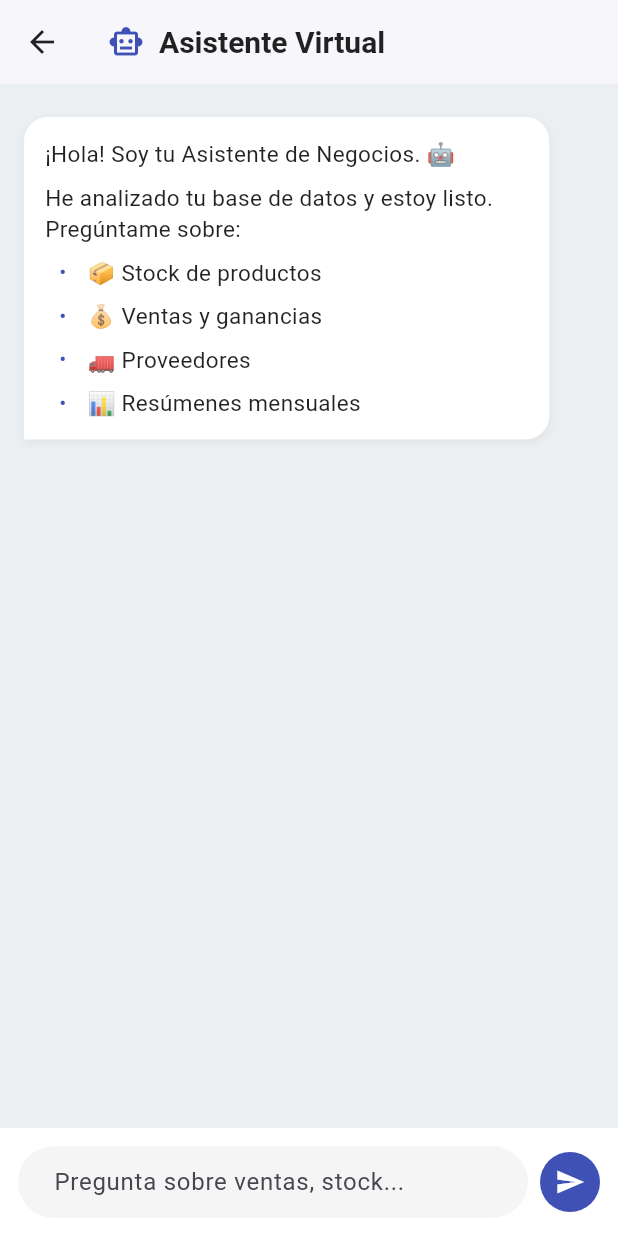
After one commit to zydren/Punto-de-venta-m-vil, a Flutter app: the ChatbotPage screen opened directly, after a tap on the "send" icon, on a phone screen of 412 x 824 dp. The commit adds this screen. Run offline on Flutter 3.47's test engine with Material 3 defaults, Android fonts, the phone set to English and light mode, and no system bars; drawn by our look-alikes of flutter_markdown; our stand-ins replace drift, fl_chart, google_generative_ai; missing offline and left inert: mobile_scanner; accounts and stored records are empty; generated files the repository leaves out were written again.

Commit message:
version con chatbot

```diff
--- /dev/null
+++ b/lib/chatbot/chatbot_page.dart
@@ -0,0 +1,210 @@
+import 'package:flutter/material.dart';
+import 'package:flutter_markdown/flutter_markdown.dart';
+import '../database/database.dart';
+import '../services/gemini_service.dart';
+
+class ChatbotPage extends StatefulWidget {
+  final AppDatabase db;
+
+  const ChatbotPage({super.key, required this.db});
+
+  @override
+  State<ChatbotPage> createState() => _ChatbotPageState();
+}
+
+class _ChatbotPageState extends State<ChatbotPage> {
+  final GeminiService _geminiService = GeminiService();
+  final TextEditingController _textController = TextEditingController();
+  final ScrollController _scrollController = ScrollController();
+
+  // Lista de mensajes: {role: 'user'|'ai', text: '...'}
+  final List<Map<String, String>> _messages = [];
+  bool _isLoading = true; // Cargando contexto inicial
+  bool _isSending = false; // Enviando mensaje
+
+  @override
+  void initState() {
+    super.initState();
+    _inicializarChat();
+  }
+
+  Future<void> _inicializarChat() async {
+    try {
+      await _geminiService.iniciarChatConBaseDeDatos(widget.db);
+      setState(() {
+        _messages.add({
+          'role': 'ai',
+          'text': '¡Hola! Soy tu Asistente de Negocios. 🤖\n\nHe analizado tu base de datos y estoy listo. Pregúntame sobre:\n\n* 📦 Stock de productos\n* 💰 Ventas y ganancias\n* 🚛 Proveedores\n* 📊 Resúmenes mensuales'
+        });
+        _isLoading = false;
+      });
+    } catch (e) {
+      setState(() {
+        _messages.add({'role': 'ai', 'text': 'Error al cargar los datos: $e'});
+        _isLoading = false;
+      });
+    }
+  }
+
+  Future<void> _enviarMensaje() async {
+    final text = _textController.text.trim();
+    if (text.isEmpty) return;
+
+    _textController.clear();
+    setState(() {
+      _messages.add({'role': 'user', 'text': text});
+      _isSending = true;
+      _messages.add({'role': 'ai', 'text': ''}); // Placeholder para la respuesta
+    });
+    _scrollToBottom();
+
+    try {
+      String fullResponse = "";
+      // Usamos stream para efecto de "escribiendo" en tiempo real
+      await for (final chunk in _geminiService.enviarMensajeStream(text)) {
+        fullResponse += chunk;
+        setState(() {
+          _messages.last['text'] = fullResponse;
+        });
+        _scrollToBottom();
+      }
+    } catch (e) {
+      setState(() {
+        _messages.last['text'] = "Lo siento, ocurrió un error: $e";
+      });
+    } finally {
+      setState(() {
+        _isSending = false;
+      });
+    }
+  }
+
+  void _scrollToBottom() {
+    WidgetsBinding.instance.addPostFrameCallback((_) {
+      if (_scrollController.hasClients) {
+        _scrollController.animateTo(
+          _scrollController.position.maxScrollExtent,
+          duration: const Duration(milliseconds: 300),
+          curve: Curves.easeOut,
+        );
+      }
+    });
+  }
+
+  @override
+  Widget build(BuildContext context) {
+    return Scaffold(
+      backgroundColor: Colors.blueGrey.shade50,
+      appBar: AppBar(
+        title: Row(
+          children: const [
+            Icon(Icons.smart_toy_outlined, color: Colors.indigo),
+            SizedBox(width: 10),
+            Text("Asistente Virtual", style: TextStyle(color: Colors.black87, fontWeight: FontWeight.bold)),
+          ],
+        ),
+        backgroundColor: Colors.white,
+        elevation: 1,
+        leading: IconButton(
+          icon: const Icon(Icons.arrow_back, color: Colors.black87),
+          onPressed: () => Navigator.pop(context),
+        ),
+      ),
+      body: Column(
+        children: [
+          // --- ÁREA DE CHAT ---
+          Expanded(
+            child: _isLoading
+              ? const Center(child: Column(
+                  mainAxisSize: MainAxisSize.min,
+                  children: [
+                    CircularProgressIndicator(),
+                    SizedBox(height: 16),
+                    Text("Analizando tu negocio...", style: TextStyle(color: Colors.grey)),
+                  ],
+                ))
+              : ListView.builder(
+                  controller: _scrollController,
+                  padding: const EdgeInsets.all(16),
+                  itemCount: _messages.length,
+                  itemBuilder: (context, index) {
+                    final msg = _messages[index];
+                    final isUser = msg['role'] == 'user';
+
+                    return Align(
+                      alignment: isUser ? Alignment.centerRight : Alignment.centerLeft,
+                      child: Container(
+                        margin: const EdgeInsets.symmetric(vertical: 6),
+                        padding: const EdgeInsets.all(14),
+                        constraints: BoxConstraints(maxWidth: MediaQuery.of(context).size.width * 0.85),
+                        decoration: BoxDecoration(
+                          color: isUser ? Colors.indigo : Colors.white,
+                          borderRadius: BorderRadius.only(
+                            topLeft: const Radius.circular(16),
+                            topRight: const Radius.circular(16),
+                            bottomLeft: isUser ? const Radius.circular(16) : Radius.zero,
+                            bottomRight: isUser ? Radius.zero : const Radius.circular(16),
+                          ),
+                          boxShadow: [
+                            BoxShadow(color: Colors.black.withOpacity(0.05), blurRadius: 4, offset: const Offset(0, 2))
+                          ],
+                        ),
+                        child: isUser
+                          ? Text(msg['text']!, style: const TextStyle(color: Colors.white, fontSize: 16))
+                          : MarkdownBody(
+                              data: msg['text']!,
+                              styleSheet: MarkdownStyleSheet(
+                                p: const TextStyle(fontSize: 15, color: Colors.black87),
+                                listBullet: const TextStyle(color: Colors.indigo),
+                              ),
+                            ),
+                      ),
+                    );
+                  },
+                ),
+          ),
+
+          // --- CAMPO DE TEXTO ---
+          Container(
+            padding: const EdgeInsets.all(12),
+            decoration: BoxDecoration(
+              color: Colors.white,
+              border: Border(top: BorderSide(color: Colors.grey.shade200)),
+            ),
+            child: Row(
+              children: [
+                Expanded(
+                  child: TextField(
+                    controller: _textController,
+                    decoration: InputDecoration(
+                      hintText: "Pregunta sobre ventas, stock...",
+                      border: OutlineInputBorder(
+                        borderRadius: BorderRadius.circular(24),
+                        borderSide: BorderSide.none,
+                      ),
+                      filled: true,
+                      fillColor: Colors.grey.shade100,
+                      contentPadding: const EdgeInsets.symmetric(horizontal: 20, vertical: 12),
+                    ),
+                    onSubmitted: (_) => _enviarMensaje(),
+                    enabled: !_isLoading && !_isSending,
+                  ),
+                ),
+                const SizedBox(width: 8),
+                CircleAvatar(
+                  backgroundColor: _isSending || _isLoading ? Colors.grey : Colors.indigo,
+                  child: IconButton(
+                    icon: _isSending
+                      ? const SizedBox(width: 16, height: 16, child: CircularProgressIndicator(color: Colors.white, strokeWidth: 2))
+                      : const Icon(Icons.send, color: Colors.white, size: 20),
+                    onPressed: (_isLoading || _isSending) ? null : _enviarMensaje,
+                  ),
+                ),
+              ],
+            ),
+          ),
+        ],
+      ),
+    );
+  }
+}
--- a/lib/inicio.dart
+++ b/lib/inicio.dart
@@ -3,6 +3,7 @@ import 'barr.dart'; // Funcion de barra inferior e instancia de DB
 import 'ventas/ventas_page.dart';
 import 'ventas/ventas_reporte_page.dart';
 import 'estadisticas/estadisticas_page.dart'; // Importa la nueva página de estadísticas
+import 'chatbot/chatbot_page.dart'; // Importar el Chatbot
 
 class Inicio extends StatelessWidget {
   const Inicio({super.key});
@@ -35,6 +36,18 @@ class Inicio extends StatelessWidget {
           ),
         ),
         automaticallyImplyLeading: false,
+      ),
+      // --- NUEVO: Botón Flotante para acceder al Asistente ---
+      floatingActionButton: FloatingActionButton.extended(
+        onPressed: () {
+          Navigator.push(
+            context,
+            MaterialPageRoute(builder: (context) => ChatbotPage(db: db)),
+          );
+        },
+        backgroundColor: Colors.indigo,
+        icon: const Icon(Icons.smart_toy_outlined, color: Colors.amberAccent),
+        label: const Text("Asistente Virtual", style: TextStyle(fontWeight: FontWeight.bold, color: Colors.white)),
       ),
       body: SingleChildScrollView(
         child: Padding(
--- a/lib/services/gemini_service.dart
+++ b/lib/services/gemini_service.dart
@@ -1,43 +1,104 @@
 import 'package:google_generative_ai/google_generative_ai.dart';
+import 'package:drift/drift.dart';
+import '../database/database.dart';
 import '../compras/sugerencias_compra_page.dart';
 
 class GeminiService {
   // API Key validada
   static const String _apiKey = 'AIzaSyDOk8Mqy7muLc9A0ILTT7Iwyc9qwLXpdnE';
   late final GenerativeModel _model;
+  ChatSession? _chatSession; // Mantiene la memoria de la conversación
 
   GeminiService() {
-    // SEGÚN TU CONSULTA A LA API:
-    // Tu cuenta tiene acceso a modelos "2.5". Usaremos el nombre exacto que apareció en tu lista.
+    // Modelo validado con tu cuenta: gemini-2.5-flash
     _model = GenerativeModel(
       model: 'gemini-2.5-flash',
       apiKey: _apiKey.trim(),
+      generationConfig: GenerationConfig(
+        temperature: 0.4, // Más preciso, menos creativo
+      )
     );
   }
 
+  // --- 1. ANÁLISIS RÁPIDO DE COMPRAS (Ya existente) ---
   Future<String> analizarInventario(List<ProductoSugerencia> sugerencias) async {
-    if (sugerencias.isEmpty) {
-      return "No hay datos suficientes para realizar un análisis.";
-    }
+    if (sugerencias.isEmpty) return "No hay datos suficientes.";
 
     final buffer = StringBuffer();
-    buffer.writeln("Eres un experto Gerente de Logística.");
-    buffer.writeln("Analiza este inventario crítico y sugiere compras:");
-    buffer.writeln("\n--- DATOS ---");
-
+    buffer.writeln("Eres un experto Gerente de Logística. Analiza estos datos:");
     for (final item in sugerencias) {
-      buffer.writeln("- ${item.producto.nombre}: Stock ${item.producto.cantidad}. Sugerencia: Comprar ${item.cantidadSugerida}");
+      buffer.writeln("- ${item.producto.nombre}: Stock ${item.producto.cantidad}. Sugerir: ${item.cantidadSugerida}");
     }
-
     buffer.writeln("\nRespuesta en Markdown conciso.");
 
     try {
-      final content = [Content.text(buffer.toString())];
-      final response = await _model.generateContent(content);
-      return response.text ?? "Respuesta vacía de la IA.";
+      final response = await _model.generateContent([Content.text(buffer.toString())]);
+      return response.text ?? "Sin respuesta.";
     } catch (e) {
-      print("ERROR GEMINI: $e");
-      return "Error técnico:\n$e\n\nModelo usado: gemini-2.5-flash";
+      return "Error: $e";
+    }
+  }
+
+  // --- 2. INICIAR CHAT CON CONTEXTO COMPLETO ---
+  Future<void> iniciarChatConBaseDeDatos(AppDatabase db) async {
+    // A. Recopilar TODA la información relevante del negocio
+    final productos = await db.select(db.productos).get();
+    final proveedores = await db.select(db.proveedores).get();
+    final finanzas = await db.getMonthlyFinancials(); // Tu método existente
+    final topProveedores = await db.getTopSuppliers(); // Tu método existente
+
+    // B. Construir el "Prompt Maestro" (Data Dump)
+    final systemPrompt = StringBuffer();
+    systemPrompt.writeln("Actúa como el Asistente Inteligente de este negocio. Tienes acceso total a la base de datos.");
+    systemPrompt.writeln("Usa la siguiente información para responder las preguntas del usuario con precisión.");
+    systemPrompt.writeln("Si no sabes algo, di que no tienes esa información en la base de datos.");
+
+    systemPrompt.writeln("\n--- INVENTARIO ACTUAL ---");
+    for (var p in productos) {
+      systemPrompt.writeln("ID: ${p.id} | Nombre: ${p.nombre} | Stock: ${p.cantidad} | Costo: \$${p.precioCompra} | Venta: \$${p.precioVenta} | Prov: ${p.proveedor}");
+    }
+
+    systemPrompt.writeln("\n--- PROVEEDORES REGISTRADOS ---");
+    for (var p in proveedores) {
+      systemPrompt.writeln("- ${p.nombre} (Tel: ${p.numero ?? 'N/A'})");
+    }
+
+    systemPrompt.writeln("\n--- RESUMEN FINANCIERO (Últimos meses) ---");
+    for (var f in finanzas) {
+      systemPrompt.writeln("Fecha: ${f.month}/${f.year} | Ventas: \$${f.totalSales.toStringAsFixed(2)} | Compras: \$${f.totalPurchases.toStringAsFixed(2)}");
+    }
+
+    systemPrompt.writeln("\n--- TOP PROVEEDORES POR VOLUMEN ---");
+    for (var tp in topProveedores) {
+      systemPrompt.writeln("- ${tp.supplierName}: \$${tp.totalSales.toStringAsFixed(2)} vendidos");
+    }
+
+    systemPrompt.writeln("\n--- FIN DE DATOS ---");
+    systemPrompt.writeln("Responde siempre en español, de forma amable y profesional. Usa Markdown para tablas o listas.");
+
+    // C. Iniciar la sesión de chat con este historial inicial
+    _chatSession = _model.startChat(history: [
+      Content.text(systemPrompt.toString()), // Primer mensaje (Contexto invisible)
+      Content.model([TextPart("Entendido. Tengo los datos del negocio. ¿En qué puedo ayudarte hoy?")]), // Respuesta simulada de la IA
+    ]);
+  }
+
+  // --- 3. ENVIAR MENSAJE AL CHAT ---
+  Stream<String> enviarMensajeStream(String mensajeUsuario) async* {
+    if (_chatSession == null) {
+      yield "Error: El chat no ha sido inicializado con los datos.";
+      return;
+    }
+
+    try {
+      final response = _chatSession!.sendMessageStream(Content.text(mensajeUsuario));
+      await for (final chunk in response) {
+        if (chunk.text != null) {
+          yield chunk.text!;
+        }
+      }
+    } catch (e) {
+      yield "Error al conectar con la IA: $e";
     }
   }
 }
```
